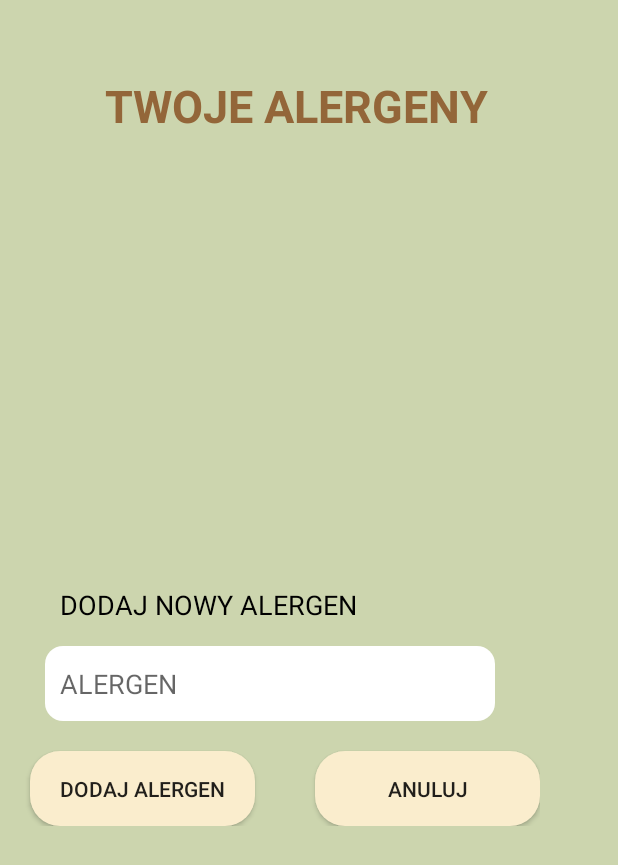
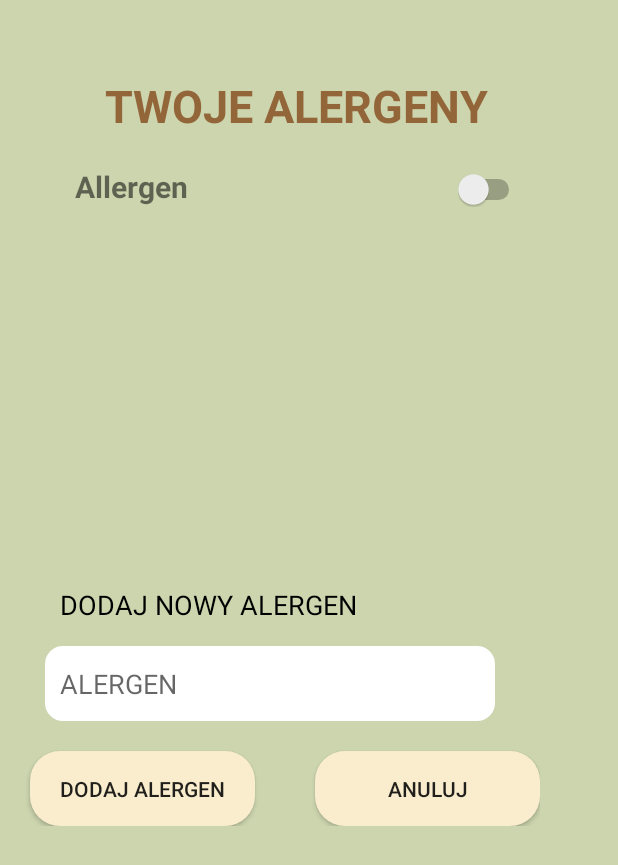
Before and after one commit to JacobChojnacki/Allergic_Detector_Application, an Android app: the layout activity_allergens.xml on its own in the app's theme, with its tools: preview values and no code run, on a phone screen of 412 x 824 dp. Shown: the top 865 px of the screen. Run offline under Robolectric (Android 15) with nearby library versions, the phone set to English and light mode, and no system bars.

Commit message:
01.11.2022

```diff
--- a/app/build.gradle
+++ b/app/build.gradle
@@ -50,4 +50,5 @@ dependencies {
     androidTestImplementation 'androidx.test.espresso:espresso-core:3.4.0'
     implementation platform('com.google.firebase:firebase-bom:31.0.1')
     implementation 'com.google.firebase:firebase-analytics-ktx'
+    implementation 'com.google.firebase:firebase-database:20.1.0'
 }
--- a/app/src/main/AndroidManifest.xml
+++ b/app/src/main/AndroidManifest.xml
@@ -1,6 +1,7 @@
 <?xml version="1.0" encoding="utf-8"?>
 <manifest xmlns:android="http://schemas.android.com/apk/res/android"
     xmlns:tools="http://schemas.android.com/tools">
+
 
     <application
         android:allowBackup="true"
--- a/app/src/main/java/com/example/allergicdetectorapplication/UserTools/UserMain.kt
+++ b/app/src/main/java/com/example/allergicdetectorapplication/UserTools/UserMain.kt
@@ -18,9 +18,7 @@ class UserMain : AppCompatActivity() {
     override fun onCreate(savedInstanceState: Bundle?) {
         super.onCreate(savedInstanceState)
         setContentView(R.layout.activity_user_main)
-
         val userInfo = intent.getStringExtra("email")
-
         username = findViewById<TextView>(R.id.username).apply {
             text = userInfo
         }
--- /dev/null
+++ b/app/src/main/java/com/example/allergicdetectorapplication/models/Allergens.kt
@@ -0,0 +1,5 @@
+package com.example.allergicdetectorapplication.models
+
+data class Allergens(
+    var allergenName : String? = null
+)
--- a/app/src/main/res/layout/activity_allergens.xml
+++ b/app/src/main/res/layout/activity_allergens.xml
@@ -18,12 +18,13 @@
         android:textSize="30sp"
         android:textStyle="bold" />
 
-    <ListView
-        android:id="@+id/lvAllergens"
+    <androidx.recyclerview.widget.RecyclerView
+        android:id="@+id/allergenList"
         android:layout_width="300sp"
         android:layout_height="250sp"
         android:layout_marginStart="50sp"
-        android:layout_marginTop="20sp" />
+        android:layout_marginTop="20sp"
+        tools:listitem="@layout/allergen_item"/>
 
     <TextView
         android:layout_width="wrap_content"
--- /dev/null
+++ b/app/src/main/res/layout/allergen_item.xml
@@ -0,0 +1,30 @@
+<?xml version="1.0" encoding="utf-8"?>
+<LinearLayout xmlns:android="http://schemas.android.com/apk/res/android"
+    xmlns:app="http://schemas.android.com/apk/res-auto"
+    xmlns:tools="http://schemas.android.com/tools"
+    android:layout_width="match_parent"
+    android:layout_height="match_parent"
+    android:background="#CCD5AE"
+    android:orientation="vertical"
+    tools:context=".Account.MainActivity">
+    <LinearLayout
+        android:layout_width="wrap_content"
+        android:layout_height="wrap_content"
+        android:orientation="horizontal">
+        <TextView
+            android:id="@+id/dbAllergen"
+            android:layout_width="wrap_content"
+            android:layout_height="wrap_content"
+            android:text="Allergen"
+            android:textSize="20sp"
+            android:textStyle="bold"/>
+        <Switch
+            android:layout_width="wrap_content"
+            android:layout_marginStart="180dp"
+            android:layout_height="wrap_content"
+            tools:ignore="UseSwitchCompatOrMaterialXml" />
+
+    </LinearLayout>
+
+
+</LinearLayout>
```
Also changed, not shown: app/src/main/java/com/example/allergicdetectorapplication/UserTools/MyAdapter.kt (added, +37 -0 lines), app/src/main/java/com/example/allergicdetectorapplication/UserTools/UserAllergens.kt (+43 -16 lines).
